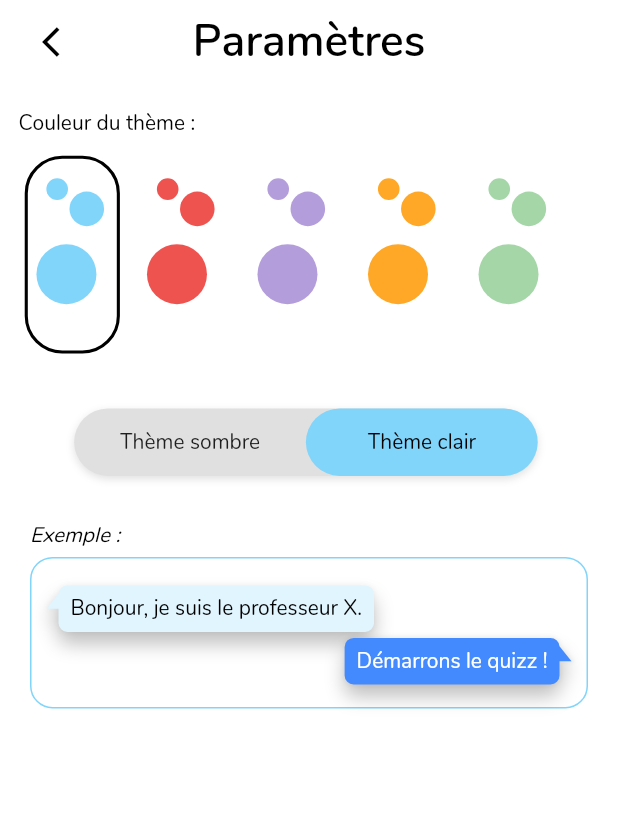
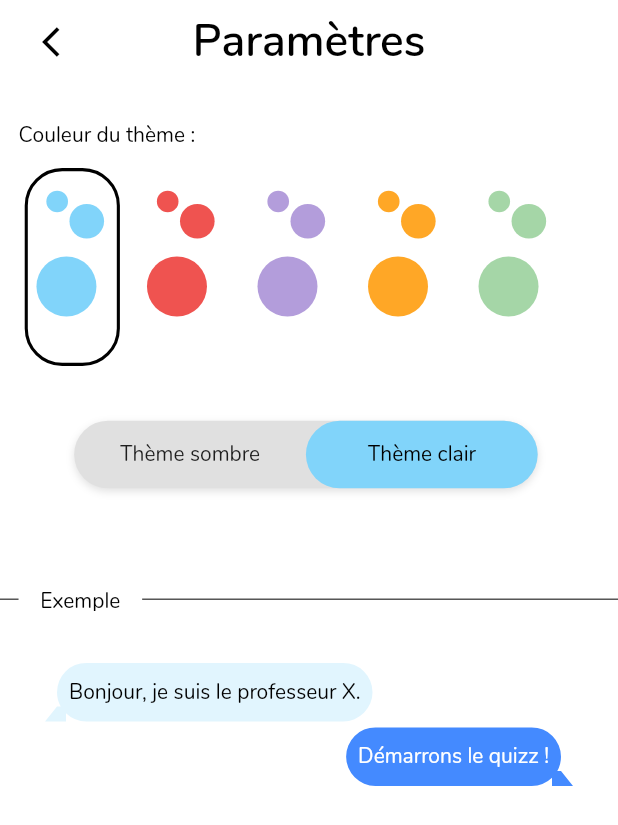
Before and after one commit to Zigotote/diving_quizz, a Flutter app: the MySettings screen opened directly, on a phone screen of 412 x 824 dp. Shown: the top 825 px of the screen. Run offline on Flutter 3.47's test engine with Material 2 defaults, Android fonts, the phone set to English and light mode, and no system bars; drawn by our look-alikes of bubble, flutter_toggle_tab; our stand-ins replace shared_preferences, sqflite; missing offline and left inert: flutter_circular_text; accounts and stored records are empty.

Commit message:
Upd: settings page design, change example box

```diff
--- a/lib/pages/settings.dart
+++ b/lib/pages/settings.dart
@@ -103,6 +103,55 @@ class _MySettingsState extends State<MySettings> {
     );
   }
 
+  /// Builds the box where the previsualization of the choosen theme is displayed
+  Widget _buildExampleBox(double screenWidth, double screenHeight,
+      double paddingLeft, ThemeProvider themeProvider) {
+    return Column(children: [
+      Padding(
+        padding: EdgeInsets.only(
+          top: screenHeight * 0.08,
+          bottom: screenHeight * 0.02,
+        ),
+        child: Stack(
+          children: [
+            Divider(
+              color: themeProvider.theme.textColor,
+            ),
+            Positioned(
+              left: paddingLeft,
+              child: Container(
+                decoration: BoxDecoration(
+                  color: themeProvider.theme.themeData.backgroundColor,
+                ),
+                width: screenWidth * 0.2,
+                child: Text(
+                  "Exemple",
+                  textAlign: TextAlign.center,
+                ),
+              ),
+            ),
+          ],
+        ),
+      ),
+      Padding(
+        padding: EdgeInsets.symmetric(horizontal: 20),
+        child: Container(
+          padding: EdgeInsets.fromLTRB(10, 10, 10, 15),
+          child: Column(
+            children: [
+              BotDialog(
+                child: Text("Bonjour, je suis le professeur X."),
+              ),
+              UserDialog(
+                child: UserText("Démarrons le quizz !"),
+              )
+            ],
+          ),
+        ),
+      )
+    ]);
+  }
+
   @override
   Widget build(BuildContext context) {
     final double screenWidth = MediaQuery.of(context).size.width;
@@ -127,7 +176,7 @@ class _MySettingsState extends State<MySettings> {
             Padding(
               padding: EdgeInsets.only(
                 left: paddingLeft,
-                top: screenHeight * 0.02,
+                top: screenHeight * 0.03,
               ),
               child: Text("Couleur du thème :"),
             ),
@@ -138,37 +187,8 @@ class _MySettingsState extends State<MySettings> {
             ),
             _buildThemeBrightnessSelector(
                 screenHeight, paddingLeft, themeProvider),
-            Padding(
-              padding: EdgeInsets.only(left: 20, top: 30, bottom: 5),
-              child: Text(
-                "Exemple :",
-                style: TextStyle(fontStyle: FontStyle.italic),
-              ),
-            ),
-            Padding(
-              padding: EdgeInsets.symmetric(horizontal: 20),
-              child: Container(
-                padding: EdgeInsets.fromLTRB(10, 10, 10, 15),
-                decoration: BoxDecoration(
-                  border: Border.all(
-                    color: themeProvider.isDarkTheme
-                        ? Colors.white
-                        : themeProvider.theme.themeData.primaryColor,
-                  ),
-                  borderRadius: BorderRadius.circular(15),
-                ),
-                child: Column(
-                  children: [
-                    BotDialog(
-                      child: Text("Bonjour, je suis le professeur X."),
-                    ),
-                    UserDialog(
-                      child: UserText("Démarrons le quizz !"),
-                    )
-                  ],
-                ),
-              ),
-            )
+            _buildExampleBox(
+                screenWidth, screenHeight, paddingLeft, themeProvider),
           ],
         ),
       );
--- a/lib/widgets/bot_dialog.dart
+++ b/lib/widgets/bot_dialog.dart
@@ -16,11 +16,13 @@ class BotDialog extends StatelessWidget {
     return Consumer(builder: (context, ThemeProvider themeProvider, child) {
       return Bubble(
         style: BubbleStyle(
-          nip: BubbleNip.leftCenter,
+          alignment: Alignment.topLeft,
+          nip: BubbleNip.leftBottom,
+          elevation: 0,
           color: themeProvider.theme.botBackgroundColor,
-          elevation: 4,
           margin: BubbleEdges.only(top: 8, right: 50),
-          alignment: Alignment.topLeft,
+          radius: Radius.circular(20),
+          padding: BubbleEdges.symmetric(vertical: 10),
         ),
         child: this.child,
       );
--- a/lib/widgets/user_dialog.dart
+++ b/lib/widgets/user_dialog.dart
@@ -16,11 +16,13 @@ class UserDialog extends StatelessWidget {
     return Consumer(builder: (context, ThemeProvider themeProvider, child) {
       return Bubble(
         style: BubbleStyle(
-          nip: BubbleNip.rightCenter,
-          elevation: 4,
+          alignment: Alignment.topRight,
+          nip: BubbleNip.rightBottom,
+          elevation: 0,
           color: themeProvider.theme.userPrimaryColor,
           margin: BubbleEdges.only(top: 4),
-          alignment: Alignment.topRight,
+          radius: Radius.circular(20),
+          padding: BubbleEdges.symmetric(vertical: 10),
         ),
         child: this.child,
       );
```
